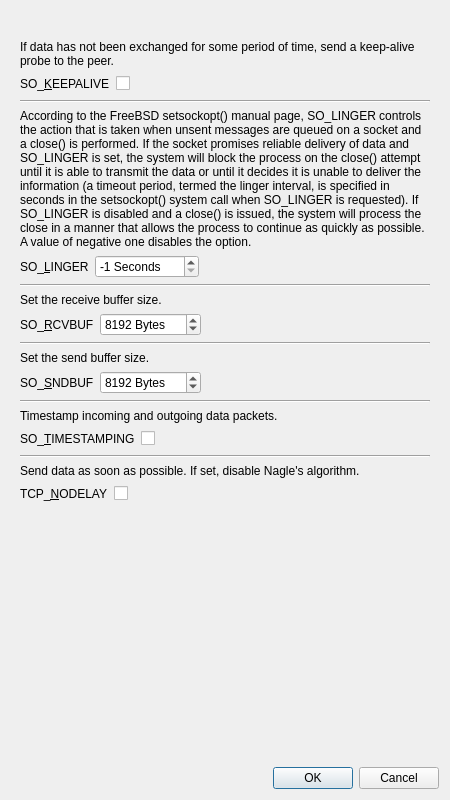
First picture: the form in branches/trunk/UI/spot-on-socket-options.ui, repository textbrowser/spot-on, before the edit.
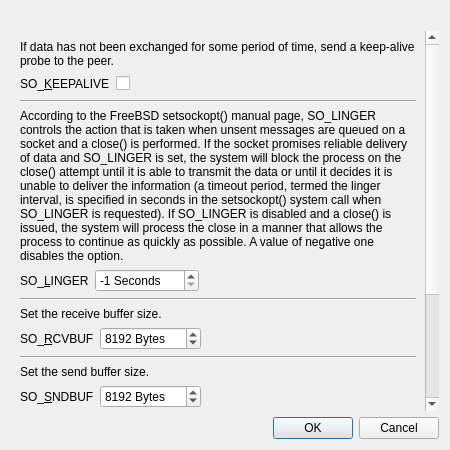
Second picture: the form after the edit. Icons and pictures are not drawn.

What changed in the file:
```diff
--- a/branches/trunk/UI/spot-on-socket-options.ui
+++ b/branches/trunk/UI/spot-on-socket-options.ui
@@ -7,7 +7,7 @@
     <x>0</x>
     <y>0</y>
     <width>450</width>
-    <height>800</height>
+    <height>450</height>
    </rect>
   </property>
   <property name="windowIcon">
@@ -38,8 +38,8 @@
        <rect>
         <x>0</x>
         <y>0</y>
-        <width>432</width>
-        <height>724</height>
+        <width>416</width>
+        <height>753</height>
        </rect>
       </property>
       <layout class="QVBoxLayout" name="verticalLayout_2">
```
